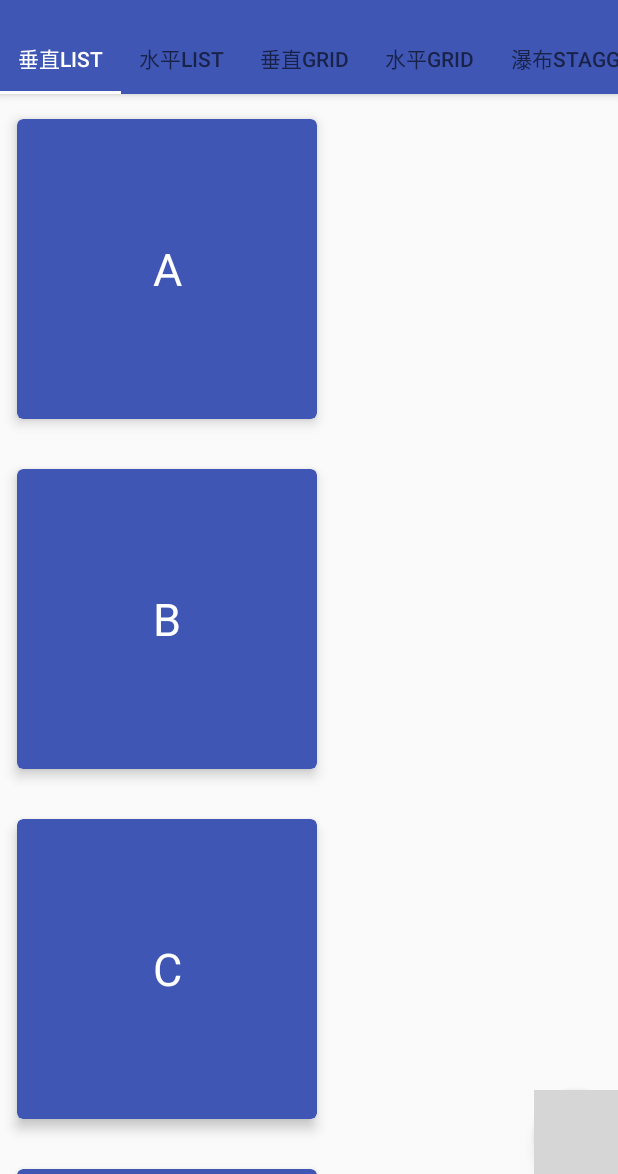
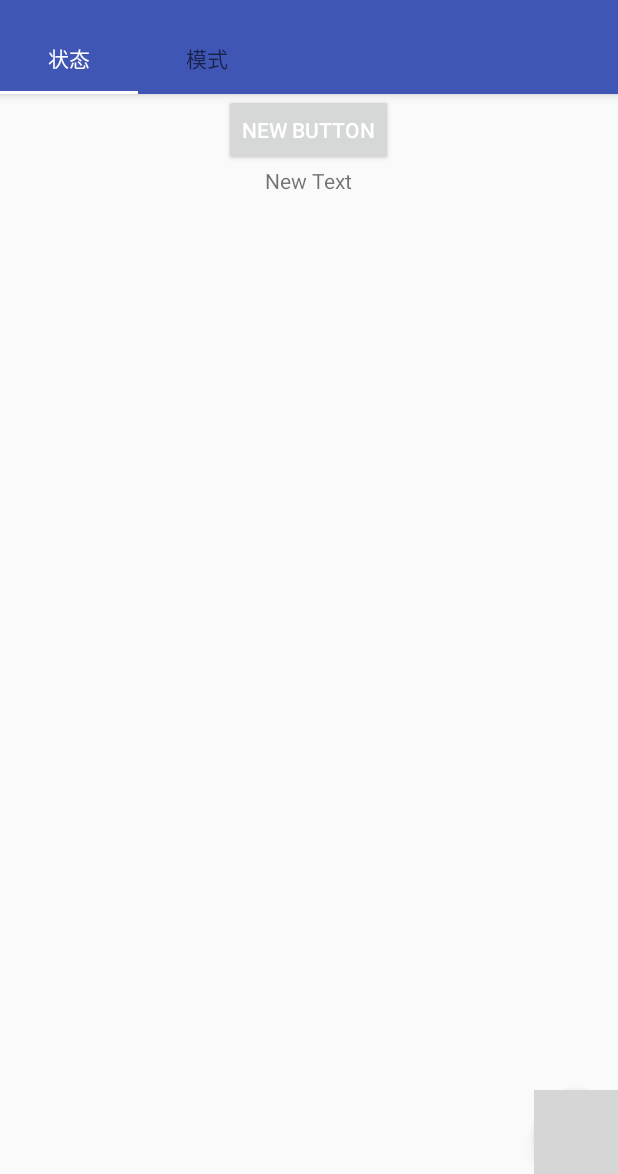
Before and after one commit to SDUST-IHome/IHome-Android, an Android app: the screen it shows after launch (MyActivity before the commit, StateActivity after it), on a phone screen of 412 x 824 dp, the part 62-1236 px from its top. Run offline under Robolectric (Android 15) with nearby library versions, the light colour scheme and no system bars; grey boxes are pictures that could not be loaded.

Commit message:
the UI could easy work

```diff
--- a/app/src/main/AndroidManifest.xml
+++ b/app/src/main/AndroidManifest.xml
@@ -8,7 +8,7 @@
         android:label="@string/app_name"
         android:theme="@style/AppTheme" >
         <activity
-            android:name=".MyActivity"
+            android:name=".StateActivity"
             android:label="@string/app_name" >
             <intent-filter>
                 <action android:name="android.intent.action.MAIN" />
--- a/app/src/main/java/cn/ilell/ihome/MyFragment.java
+++ /dev/null
@@ -1,128 +0,0 @@
-package cn.ilell.ihome;
-
-import android.os.Bundle;
-import android.os.Handler;
-import android.support.annotation.Nullable;
-import android.support.v4.app.Fragment;
-import android.support.v4.widget.SwipeRefreshLayout;
-import android.support.v7.widget.GridLayoutManager;
-import android.support.v7.widget.LinearLayoutManager;
-import android.support.v7.widget.RecyclerView;
-import android.support.v7.widget.StaggeredGridLayoutManager;
-import android.view.LayoutInflater;
-import android.view.View;
-import android.view.ViewGroup;
-
-import cn.ilell.ihome.adapter.MyRecyclerViewAdapter;
-import cn.ilell.ihome.adapter.MyStaggeredViewAdapter;
-import cn.ilell.ihome.utils.SnackbarUtil;
-
-/**
- * Created by Monkey on 2015/6/29.
- */
-public class MyFragment extends Fragment implements SwipeRefreshLayout.OnRefreshListener, MyRecyclerViewAdapter.OnItemClickListener, MyStaggeredViewAdapter.OnItemClickListener {
-
-    private View mView;
-    private SwipeRefreshLayout mSwipeRefreshLayout;
-    private RecyclerView mRecyclerView;
-    private RecyclerView.LayoutManager mLayoutManager;
-    private MyRecyclerViewAdapter mRecyclerViewAdapter;
-    private MyStaggeredViewAdapter mStaggeredAdapter;
-
-    private static final int VERTICAL_LIST = 0;
-    private static final int HORIZONTAL_LIST = 1;
-    private static final int VERTICAL_GRID = 2;
-    private static final int HORIZONTAL_GRID = 3;
-    private static final int STAGGERED_GRID = 4;
-
-    private static final int SPAN_COUNT = 2;
-    private int flag = 0;
-
-
-    @Nullable
-    @Override
-    public View onCreateView(LayoutInflater inflater, ViewGroup container, Bundle savedInstanceState) {
-        mView = inflater.inflate(R.layout.frag_main, container, false);
-        return mView;
-    }
-
-    @Override
-    public void onActivityCreated(@Nullable Bundle savedInstanceState) {
-        super.onActivityCreated(savedInstanceState);
-
-        mSwipeRefreshLayout = (SwipeRefreshLayout) mView.findViewById(R.id.id_swiperefreshlayout);
-        mRecyclerView = (RecyclerView) mView.findViewById(R.id.id_recyclerview);
-
-        flag = (int) getArguments().get("flag");
-        configRecyclerView();
-
-        // 刷新时，指示器旋转后变化的颜色
-        mSwipeRefreshLayout.setColorSchemeResources(R.color.main_blue_light, R.color.main_blue_dark);
-        mSwipeRefreshLayout.setOnRefreshListener(this);
-
-    }
-
-    private void configRecyclerView() {
-
-        switch (flag) {
-            case VERTICAL_LIST:
-                mLayoutManager = new LinearLayoutManager(getActivity(), LinearLayoutManager.VERTICAL, false);
-                break;
-            case HORIZONTAL_LIST:
-                mLayoutManager = new LinearLayoutManager(getActivity(), LinearLayoutManager.HORIZONTAL, false);
-                break;
-            case VERTICAL_GRID:
-                mLayoutManager = new GridLayoutManager(getActivity(), SPAN_COUNT, GridLayoutManager.VERTICAL, false);
-                break;
-            case HORIZONTAL_GRID:
-                mLayoutManager = new GridLayoutManager(getActivity(), SPAN_COUNT, GridLayoutManager.HORIZONTAL, false);
-                break;
-            case STAGGERED_GRID:
-                mLayoutManager = new StaggeredGridLayoutManager(SPAN_COUNT, StaggeredGridLayoutManager.VERTICAL);
-                break;
-        }
-
-        if (flag != STAGGERED_GRID) {
-            mRecyclerViewAdapter = new MyRecyclerViewAdapter(getActivity());
-            mRecyclerViewAdapter.setOnItemClickListener(this);
-            mRecyclerView.setAdapter(mRecyclerViewAdapter);
-        } else {
-            mStaggeredAdapter = new MyStaggeredViewAdapter(getActivity());
-            mStaggeredAdapter.setOnItemClickListener(this);
-            mRecyclerView.setAdapter(mStaggeredAdapter);
-        }
-
-        mRecyclerView.setLayoutManager(mLayoutManager);
-    }
-
-    @Override
-    public void onRefresh() {
-
-        // 刷新时模拟数据的变化
-        new Handler().postDelayed(new Runnable() {
-            @Override
-            public void run() {
-                mSwipeRefreshLayout.setRefreshing(false);
-                int temp = (int) (Math.random() * 10);
-                if (flag != STAGGERED_GRID) {
-                    mRecyclerViewAdapter.mDatas.add(0, "new" + temp);
-                    mRecyclerViewAdapter.notifyDataSetChanged();
-                } else {
-                    mStaggeredAdapter.mDatas.add(0, "new" + temp);
-                    mStaggeredAdapter.mHeights.add(0, (int) (Math.random() * 300) + 200);
-                    mStaggeredAdapter.notifyDataSetChanged();
-                }
-            }
-        }, 1000);
-    }
-
-    @Override
-    public void onItemClick(View view, int position) {
-        SnackbarUtil.show(mRecyclerView, getString(R.string.item_clicked), 0);
-    }
-
-    @Override
-    public void onItemLongClick(View view, int position) {
-        SnackbarUtil.show(mRecyclerView, getString(R.string.item_longclicked), 0);
-    }
-}
--- a/app/src/main/java/cn/ilell/ihome/MyActivity.java
+++ b/app/src/main/java/cn/ilell/ihome/StateActivity.java
@@ -16,16 +16,16 @@ import android.view.Menu;
 import android.view.MenuItem;
 import android.view.View;
 
+import java.util.ArrayList;
+import java.util.List;
+
 import cn.ilell.ihome.adapter.MyViewPagerAdapter;
 import cn.ilell.ihome.utils.SnackbarUtil;
-
-import java.util.ArrayList;
-import java.util.List;
 
 import static android.support.design.widget.TabLayout.MODE_SCROLLABLE;
 import static android.support.design.widget.TabLayout.OnClickListener;
 
-public class MyActivity extends AppCompatActivity implements ViewPager.OnPageChangeListener, OnClickListener {
+public class StateActivity extends AppCompatActivity implements ViewPager.OnPageChangeListener, OnClickListener {
 
     //初始化各种控件，照着xml中的顺序写
     private DrawerLayout mDrawerLayout;
@@ -47,7 +47,7 @@ public class MyActivity extends AppCompatActivity implements ViewPager.OnPageCha
     @Override
     protected void onCreate(Bundle savedInstanceState) {
         super.onCreate(savedInstanceState);
-        setContentView(R.layout.activity_my);
+        setContentView(R.layout.activity_state);
 
         // 初始化各种控件
         initViews();
@@ -71,7 +71,7 @@ public class MyActivity extends AppCompatActivity implements ViewPager.OnPageCha
         for (int i = 0; i < mTitles.length; i++) {
             Bundle mBundle = new Bundle();
             mBundle.putInt("flag", i);
-            MyFragment mFragment = new MyFragment();
+            StateFragment mFragment = new StateFragment();
             mFragment.setArguments(mBundle);
             mFragments.add(i, mFragment);
         }
@@ -156,14 +156,14 @@ public class MyActivity extends AppCompatActivity implements ViewPager.OnPageCha
     }
 
     private void initViews() {
-        mDrawerLayout = (DrawerLayout) findViewById(R.id.id_drawerlayout);
-        mCoordinatorLayout = (CoordinatorLayout) findViewById(R.id.id_coordinatorlayout);
-        mAppBarLayout = (AppBarLayout) findViewById(R.id.id_appbarlayout);
-        mToolbar = (Toolbar) findViewById(R.id.id_toolbar);
-        mTabLayout = (TabLayout) findViewById(R.id.id_tablayout);
-        mViewPager = (ViewPager) findViewById(R.id.id_viewpager);
-        mFloatingActionButton = (FloatingActionButton) findViewById(R.id.id_floatingactionbutton);
-        mNavigationView = (NavigationView) findViewById(R.id.id_navigationview);
+        mDrawerLayout = (DrawerLayout) findViewById(R.id.state_drawerlayout);
+        mCoordinatorLayout = (CoordinatorLayout) findViewById(R.id.state_coordinatorlayout);
+        mAppBarLayout = (AppBarLayout) findViewById(R.id.state_appbarlayout);
+        mToolbar = (Toolbar) findViewById(R.id.state_toolbar);
+        mTabLayout = (TabLayout) findViewById(R.id.state_tablayout);
+        mViewPager = (ViewPager) findViewById(R.id.state_viewpager);
+        mFloatingActionButton = (FloatingActionButton) findViewById(R.id.state_floatingactionbutton);
+        mNavigationView = (NavigationView) findViewById(R.id.state_navigationview);
     }
 
 
@@ -203,7 +203,7 @@ public class MyActivity extends AppCompatActivity implements ViewPager.OnPageCha
     public void onClick(View v) {
         switch (v.getId()) {
             // FloatingActionButton的点击事件
-            case R.id.id_floatingactionbutton:
+            case R.id.state_floatingactionbutton:
                 SnackbarUtil.show(v, getString(R.string.plusone), 0);
                 break;
         }
--- /dev/null
+++ b/app/src/main/java/cn/ilell/ihome/StateFragment.java
@@ -0,0 +1,65 @@
+package cn.ilell.ihome;
+
+import android.os.Bundle;
+import android.os.Handler;
+import android.support.annotation.Nullable;
+import android.support.v4.app.Fragment;
+import android.support.v4.widget.SwipeRefreshLayout;
+import android.view.LayoutInflater;
+import android.view.View;
+import android.view.ViewGroup;
+
+import cn.ilell.ihome.adapter.MyRecyclerViewAdapter;
+import cn.ilell.ihome.adapter.MyStaggeredViewAdapter;
+
+/**
+ * Created by Monkey on 2015/6/29.
+ */
+public class StateFragment extends Fragment implements SwipeRefreshLayout.OnRefreshListener, MyRecyclerViewAdapter.OnItemClickListener, MyStaggeredViewAdapter.OnItemClickListener {
+
+    private View mView;
+    private SwipeRefreshLayout mSwipeRefreshLayout;
+
+    @Nullable
+    @Override
+    public View onCreateView(LayoutInflater inflater, ViewGroup container, Bundle savedInstanceState) {
+        mView = inflater.inflate(R.layout.frag_main, container, false);
+        return mView;
+    }
+
+    @Override
+    public void onActivityCreated(@Nullable Bundle savedInstanceState) {
+        super.onActivityCreated(savedInstanceState);
+
+        mSwipeRefreshLayout = (SwipeRefreshLayout) mView.findViewById(R.id.state_swiperefreshlayout);
+
+
+        // 刷新时，指示器旋转后变化的颜色
+        mSwipeRefreshLayout.setColorSchemeResources(R.color.main_blue_light, R.color.main_blue_dark);
+        mSwipeRefreshLayout.setOnRefreshListener(this);
+
+    }
+
+
+    @Override
+    public void onRefresh() {
+
+        // 刷新时模拟数据的变化
+        new Handler().postDelayed(new Runnable() {
+            @Override
+            public void run() {
+
+            }
+        }, 1000);
+    }
+
+    @Override
+    public void onItemClick(View view, int position) {
+        //SnackbarUtil.show(mRecyclerView, getString(R.string.item_clicked), 0);
+    }
+
+    @Override
+    public void onItemLongClick(View view, int position) {
+        //SnackbarUtil.show(mRecyclerView, getString(R.string.item_longclicked), 0);
+    }
+}
--- a/app/src/main/res/layout/activity_my.xml
+++ b/app/src/main/res/layout/activity_state.xml
@@ -1,6 +1,6 @@
 <android.support.v4.widget.DrawerLayout xmlns:android="http://schemas.android.com/apk/res/android"
     xmlns:app="http://schemas.android.com/apk/res-auto"
-    android:id="@+id/id_drawerlayout"
+    android:id="@+id/state_drawerlayout"
     android:layout_width="match_parent"
     android:layout_height="match_parent">
 
@@ -10,7 +10,7 @@
         例如：LinearLayout布局或者RelativeLayout布局；
     也可以是单个控件，
         如 TextView等  -->
-    <include layout="@layout/content_main" />
+    <include layout="@layout/content_state" />
 
 
     <!-- 第二个位置 -->
@@ -38,7 +38,7 @@
             app:itemBackground:
     -->
     <android.support.design.widget.NavigationView
-        android:id="@+id/id_navigationview"
+        android:id="@+id/state_navigationview"
         android:layout_width="match_parent"
         android:layout_height="match_parent"
         app:itemTextColor="@color/selector_nav_menu_textcolor"
--- a/app/src/main/res/layout/content_main.xml
+++ b/app/src/main/res/layout/content_state.xml
@@ -6,7 +6,7 @@
 -->
 <android.support.design.widget.CoordinatorLayout xmlns:android="http://schemas.android.com/apk/res/android"
     xmlns:app="http://schemas.android.com/apk/res-auto"
-    android:id="@+id/id_coordinatorlayout"
+    android:id="@+id/state_coordinatorlayout"
     android:layout_width="match_parent"
     android:layout_height="match_parent"
     android:fitsSystemWindows="true">
@@ -19,7 +19,7 @@
                 达到节省屏幕空间，界面动画效果的目的。
     -->
     <android.support.design.widget.AppBarLayout
-        android:id="@+id/id_appbarlayout"
+        android:id="@+id/state_appbarlayout"
         android:layout_width="match_parent"
         android:layout_height="wrap_content">
 
@@ -45,7 +45,7 @@
             而前面两种模式基本是需要一起使用的，也就是说，这些flag的使用场景，基本已经固定了。
         -->
         <android.support.v7.widget.Toolbar
-            android:id="@+id/id_toolbar"
+            android:id="@+id/state_toolbar"
             android:layout_width="match_parent"
             android:layout_height="?attr/actionBarSize"
             android:background="?attr/colorPrimary"
@@ -66,7 +66,7 @@
                 app:tabIndicatorColor：Tab指示器下标的颜色；
         -->
         <android.support.design.widget.TabLayout
-            android:id="@+id/id_tablayout"
+            android:id="@+id/state_tablayout"
             android:layout_width="match_parent"
             android:layout_height="wrap_content"
             app:tabGravity="fill"
@@ -81,7 +81,7 @@
         当设置了layout_behavior的控件滑动时，就会触发设置了layout_scrollFlags的控件发生状态的改变。
     -->
     <android.support.v4.view.ViewPager
-        android:id="@+id/id_viewpager"
+        android:id="@+id/state_viewpager"
         android:layout_width="match_parent"
         android:layout_height="wrap_content"
         app:layout_behavior="@string/appbar_scrolling_view_behavior" />
@@ -98,7 +98,7 @@
             app:pressedTranslationZ  ：FAB动画效果，在它被按下的时候阴影就会增大。
     -->
     <android.support.design.widget.FloatingActionButton
-        android:id="@+id/id_floatingactionbutton"
+        android:id="@+id/state_floatingactionbutton"
         android:layout_width="wrap_content"
         android:layout_height="wrap_content"
         android:layout_gravity="bottom|end"
--- a/app/src/main/res/layout/frag_main.xml
+++ b/app/src/main/res/layout/frag_main.xml
@@ -8,19 +8,12 @@ SwipeRefreshLayout是伟大的Google在v4包中给出的下拉刷新组件。
 -->
 <android.support.v4.widget.SwipeRefreshLayout xmlns:android="http://schemas.android.com/apk/res/android"
     xmlns:app="http://schemas.android.com/apk/res-auto"
-    android:id="@+id/id_swiperefreshlayout"
+    android:id="@+id/state_swiperefreshlayout"
     android:layout_width="match_parent"
     android:layout_height="match_parent"
     app:layout_behavior="@string/appbar_scrolling_view_behavior">
 
-    <!--
-            使用RecyclerView需要在build.gradle中添加
-           compile 'com.android.support:recyclerview-v7:22.2.0'
-    -->
-    <android.support.v7.widget.RecyclerView
-        android:id="@+id/id_recyclerview"
-        android:layout_width="match_parent"
-        android:layout_height="wrap_content" />
+    <include layout="@layout/page_state" />
 
 
 </android.support.v4.widget.SwipeRefreshLayout>
--- /dev/null
+++ b/app/src/main/res/layout/page_state.xml
@@ -0,0 +1,19 @@
+<?xml version="1.0" encoding="utf-8"?>
+<LinearLayout xmlns:android="http://schemas.android.com/apk/res/android"
+    android:orientation="vertical" android:layout_width="match_parent"
+    android:layout_height="match_parent">
+
+    <Button
+        android:layout_width="wrap_content"
+        android:layout_height="wrap_content"
+        android:text="New Button"
+        android:id="@+id/button"
+        android:layout_gravity="center_horizontal" />
+
+    <TextView
+        android:layout_width="wrap_content"
+        android:layout_height="wrap_content"
+        android:text="New Text"
+        android:id="@+id/textView"
+        android:layout_gravity="center_horizontal" />
+</LinearLayout>
--- a/app/src/main/res/values/arrays.xml
+++ b/app/src/main/res/values/arrays.xml
@@ -2,10 +2,7 @@
 <resources>
 
     <string-array name="tab_titles">
-        <item>垂直List</item>
-        <item>水平List</item>
-        <item>垂直Grid</item>
-        <item>水平Grid</item>
-        <item>瀑布Staggered</item>
+        <item>&#160;&#160;&#160;&#160;&#160;&#160;状态&#160;&#160;&#160;&#160;&#160;&#160;</item>
+        <item>&#160;&#160;&#160;&#160;&#160;&#160;模式&#160;&#160;&#160;&#160;&#160;&#160;</item>
     </string-array>
 </resources>
```
Also changed, not shown: 1 other file.
